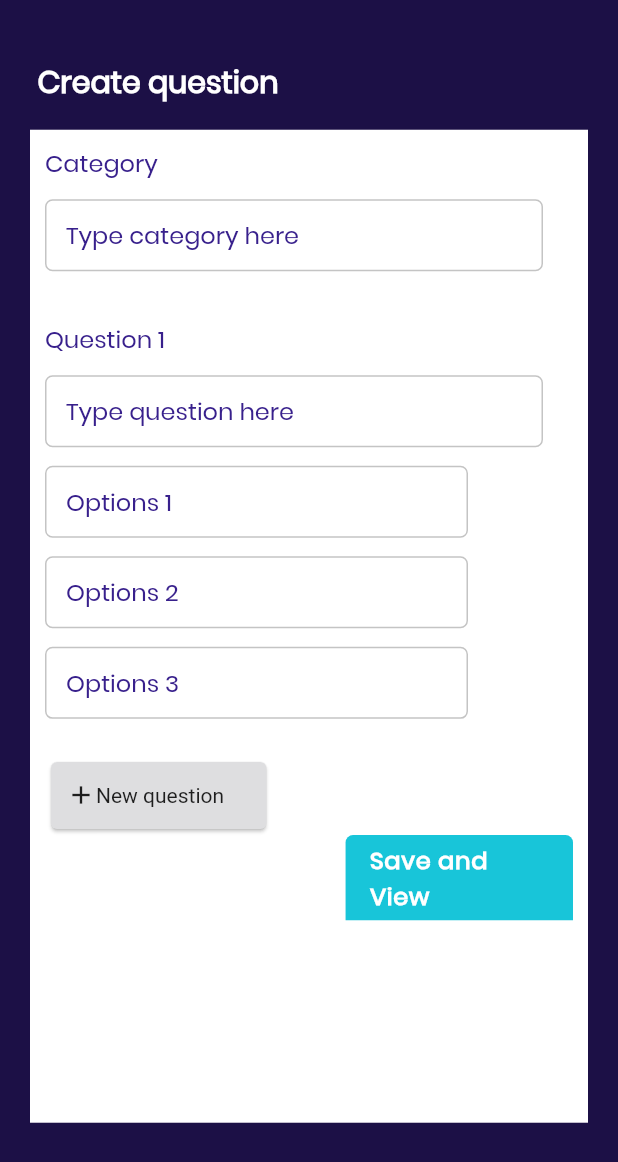
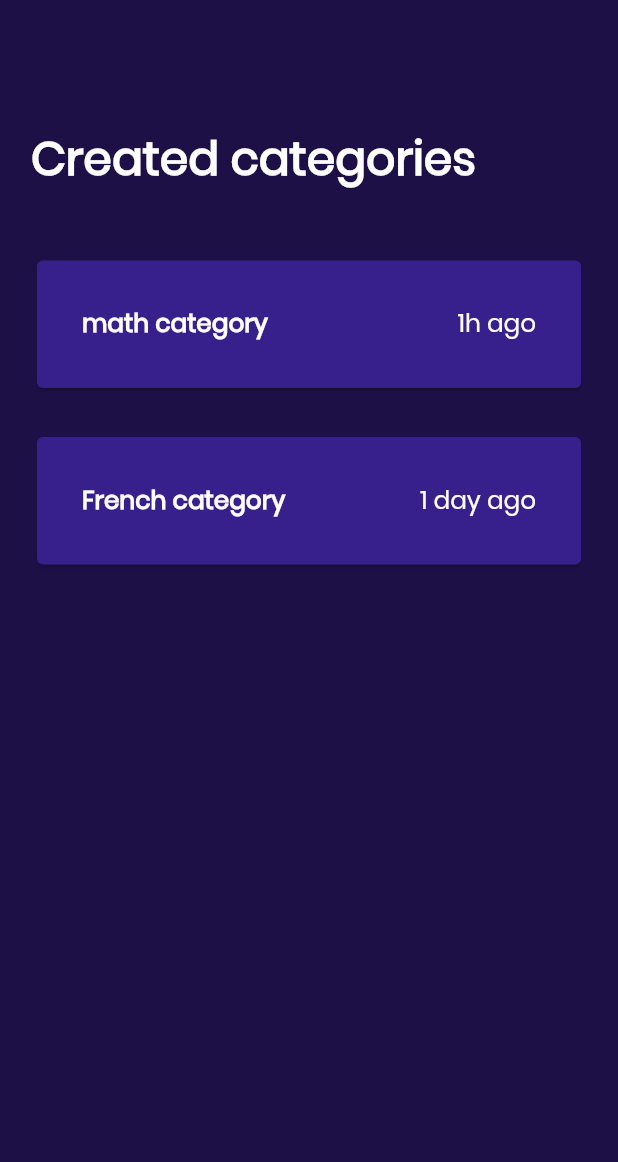
Before and after one commit to hngi/mobileforce-QuickThink, a Flutter app: the CreateQuestion screen opened by its route, after a tap on "Save and View", on a phone screen of 412 x 824 dp. Shown: the top 1162 px of the screen. Run offline on Flutter 3.47's test engine with Material 2 defaults, Android fonts, the phone set to English and light mode, and no system bars; our stand-ins replace flushbar, flutter_hooks, flutter_icons, flutter_spinkit, flutter_svg, get and 6 more; accounts and stored records are empty.

Commit message:
implemented the created categories ui

```diff
--- a/quick_think/lib/main.dart
+++ b/quick_think/lib/main.dart
@@ -1,8 +1,10 @@
 import 'package:flutter/material.dart';
 import 'package:get/get.dart';
 import 'package:hooks_riverpod/hooks_riverpod.dart';
+import 'package:quickthink/screens/create_category.dart';
 import 'package:quickthink/screens/create_game.dart';
 import 'package:quickthink/screens/create_question.dart';
+import 'package:quickthink/screens/created_categories.dart';
 import 'package:quickthink/screens/help.dart';
 import 'package:quickthink/screens/join_game.dart';
 import 'screens/login/view/login.dart';
@@ -58,7 +60,8 @@ class _MyAppState extends State<MyApp> {
         'showSplashPage': (context) => SplashPage(),
         Registration.id: (context) => Registration(),
         JoinGame.routeName: (context) => JoinGame(),
-        CreateQuestion.routeName: (context) => CreateQuestion()
+        CreateQuestion.routeName: (context) => CreateQuestion(),
+        CreatedCategories.routeName: (context) => CreatedCategories()
       },
     );
   }
--- a/quick_think/lib/screens/create_question.dart
+++ b/quick_think/lib/screens/create_question.dart
@@ -1,6 +1,7 @@
 import 'package:flutter/material.dart';
 import 'package:google_fonts/google_fonts.dart';
 import 'package:quickthink/model/question_sorting_model.dart';
+import 'package:quickthink/screens/created_categories.dart';
 //import 'package:quickthink/utils/quizTimer.dart';
 
 class CreateQuestion extends StatefulWidget {
@@ -142,7 +143,9 @@ class _CreateQuestionState extends State<CreateQuestion> {
               letterSpacing: 0.5,
             ),
           ),
-          onPressed: () {},
+          onPressed: () {
+            Navigator.pushNamed(context, CreatedCategories.routeName);
+          },
         ),
       ),
     );
--- /dev/null
+++ b/quick_think/lib/screens/created_categories.dart
@@ -0,0 +1,160 @@
+import 'package:flutter/material.dart';
+import 'package:quickthink/screens/create_question.dart';
+import 'package:quickthink/utils/responsiveness.dart';
+
+class CreatedCategories extends StatefulWidget {
+  static const routeName = 'created_categories';
+  @override
+  _CreatedCategoriesState createState() => _CreatedCategoriesState();
+}
+
+class _CreatedCategoriesState extends State<CreatedCategories> {
+  @override
+  Widget build(BuildContext context) {
+    return Scaffold(
+      backgroundColor: Theme.of(context).primaryColor,
+      body: SafeArea(
+        child: Container(
+          padding: EdgeInsets.only(
+            left: SizeConfig().xMargin(context, 5.0),
+            right: SizeConfig().xMargin(context, 5.0),
+          ),
+          child: SingleChildScrollView(
+            child: Column(
+              crossAxisAlignment: CrossAxisAlignment.stretch,
+              children: <Widget>[
+                SizedBox(
+                  height: SizeConfig().yMargin(context, 10),
+                ),
+                _prompt(),
+                SizedBox(
+                  height: SizeConfig().yMargin(context, 5),
+                ),
+                _cards(),
+                SizedBox(
+                  height: SizeConfig().yMargin(context, 3),
+                ),
+                _cards1()
+              ],
+            ),
+          ),
+        ),
+      ),
+    );
+  }
+
+  Widget _prompt() {
+    return Text(
+      'Created categories',
+      style: TextStyle(
+        fontFamily: 'Poppins',
+        color: Colors.white,
+        fontWeight: FontWeight.w600,
+        fontSize: SizeConfig().textSize(context, 3.7),
+      ),
+    );
+  }
+
+  Widget _cards() {
+    return Card(
+        color: Color(0xff38208C),
+        child: Padding(
+          padding: const EdgeInsets.all(30.0),
+          child: Row(
+            children: <Widget>[
+              Text(
+                'math category',
+                style: TextStyle(
+                  fontFamily: 'Poppins',
+                  color: Colors.white,
+                  fontWeight: FontWeight.w600,
+                  fontSize: SizeConfig().textSize(context, 2),
+                ),
+              ),
+              Spacer(),
+              Text(
+                '1h ago',
+                style: TextStyle(
+                  fontFamily: 'Poppins',
+                  color: Colors.white,
+                  //fontWeight: FontWeight.w600,
+                  fontSize: SizeConfig().textSize(context, 2),
+                ),
+              ),
+            ],
+          ),
+        ));
+  }
+
+  Widget _cards1() {
+    return Card(
+        color: Color(0xff38208C),
+        child: Padding(
+          padding: const EdgeInsets.all(30.0),
+          child: Row(
+            children: <Widget>[
+              Text(
+                'French category',
+                style: TextStyle(
+                  fontFamily: 'Poppins',
+                  color: Colors.white,
+                  fontWeight: FontWeight.w600,
+                  fontSize: SizeConfig().textSize(context, 2),
+                ),
+              ),
+              Spacer(),
+              Text(
+                '1 day ago',
+                style: TextStyle(
+                  fontFamily: 'Poppins',
+                  color: Colors.white,
+                  //fontWeight: FontWeight.w600,
+                  fontSize: SizeConfig().textSize(context, 2),
+                ),
+              ),
+            ],
+          ),
+        ));
+  }
+
+  Widget _loginBtn() {
+    return RaisedButton(
+      padding: EdgeInsets.fromLTRB(70, 20, 70, 20),
+      onPressed: () {
+        //onPressed();
+        Navigator.pushNamed(context, CreateQuestion.routeName);
+      },
+      textColor: Colors.white,
+      shape: RoundedRectangleBorder(
+        borderRadius: BorderRadius.only(
+            topLeft: Radius.circular(5), topRight: Radius.circular(5)),
+      ),
+      color: Color.fromRGBO(24, 197, 217, 1),
+      highlightColor: Color.fromRGBO(24, 197, 217, 1),
+      child: Text('Save',
+          style: TextStyle(
+              fontFamily: 'Poppins',
+              fontWeight: FontWeight.w700,
+              fontSize: 16.0,
+              color: Colors.white)),
+    );
+  }
+
+  Widget _promptCategory() {
+    return Row(
+      mainAxisAlignment: MainAxisAlignment.start,
+      children: <Widget>[
+        Text(
+          'Category',
+          textAlign: TextAlign.start,
+          style: TextStyle(
+            fontFamily: 'Poppins',
+            color: Colors.white,
+            fontWeight: FontWeight.w500,
+            fontSize: SizeConfig().textSize(context, 2.2),
+          ),
+        ),
+      ],
+    );
+  }
+}
```
